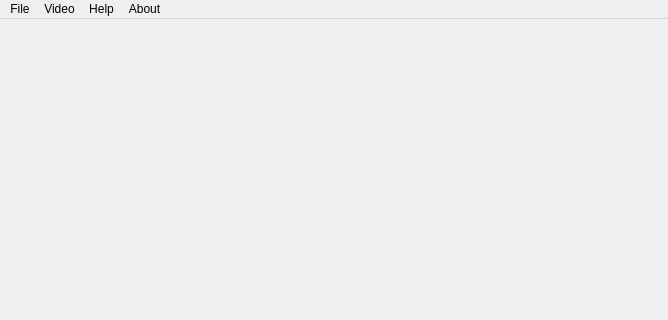
Dave200s1/Spartan-Player, file Code/mainwindow.ui: the form before one commit; both pictures show x 0 to 668 and y 0 to 320 of the 668 by 495 pixel window.
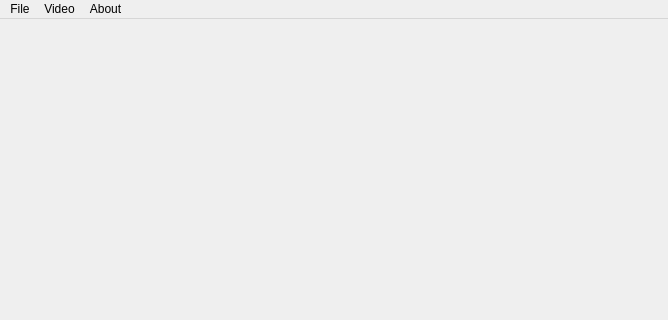
The form after the commit. Icons and pictures are not drawn.

```diff
--- a/Code/mainwindow.ui
+++ b/Code/mainwindow.ui
@@ -199,11 +199,8 @@
     <addaction name="separator"/>
     <addaction name="actionpauseVideo"/>
     <addaction name="actionfullScreen"/>
-   </widget>
-   <widget class="QMenu" name="menuHelp">
-    <property name="title">
-     <string>Help</string>
-    </property>
+    <addaction name="separator"/>
+    <addaction name="actionTrueFullScreen"/>
    </widget>
    <widget class="QMenu" name="menuAbout">
     <property name="title">
@@ -212,7 +209,6 @@
    </widget>
    <addaction name="menuFile"/>
    <addaction name="menuVideo"/>
-   <addaction name="menuHelp"/>
    <addaction name="menuAbout"/>
   </widget>
   <widget class="QStatusBar" name="statusbar"/>
```
Left out of the diff: 23 changed lines with no effect on the pictures.
